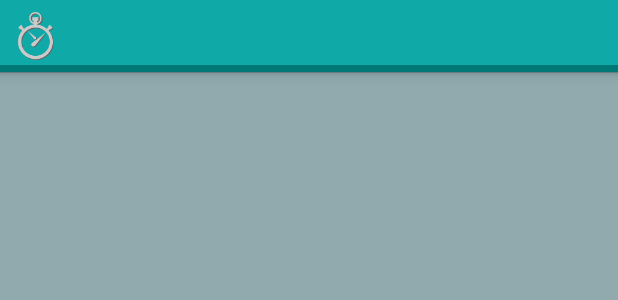
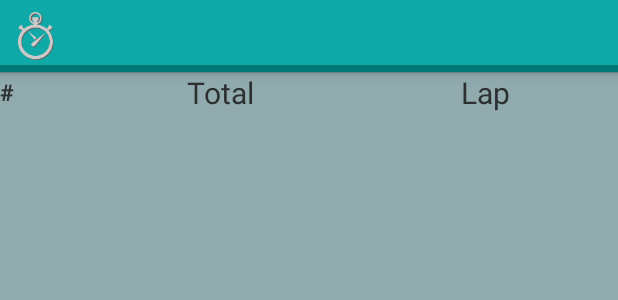
Before and after one commit to WaideShery/StopwatchTimer, an Android app: the layout fragment_laps.xml on its own in the app's theme, with its tools: preview values and no code run, on a phone screen of 412 x 824 dp. Shown: the top 300 px of the screen. Run offline under Robolectric (Android 15) with nearby library versions, the phone set to English and light mode, and no system bars.

Commit message:
Work on LapsFragment

```diff
--- a/app/src/main/java/com/neirx/stopwatchtimer/fragments/LapsFragment.java
+++ b/app/src/main/java/com/neirx/stopwatchtimer/fragments/LapsFragment.java
@@ -67,7 +67,7 @@ public class LapsFragment extends Fragment {
     }
 
     public void addLap(int stopwatchNum, int timeNum, int hours, int minutes, int seconds, int millis){
-        if(this.stopwatchNum != stopwatchNum) hours=minutes=seconds=millis=0;
+        if(this.stopwatchNum != stopwatchNum) this.hours=this.minutes=this.seconds=this.millis=0;
         Log.d(MainActivity.TAG, CLASS_NAME + hours+":"+minutes+":"+seconds+"."+millis);
         Lap lap = new Lap(stopwatchNum, timeNum,formatTime(hours, minutes, seconds, millis),
                 formatTimeDifference(((hours*60+minutes)*60+seconds)*1000+millis));
--- a/app/src/main/res/layout/fragment_laps.xml
+++ b/app/src/main/res/layout/fragment_laps.xml
@@ -3,12 +3,63 @@
     android:layout_width="match_parent"
     android:layout_height="match_parent">
 
+    <LinearLayout
+        android:id="@+id/tableHeader"
+        android:layout_alignParentTop="true"
+        android:orientation="horizontal"
+        android:layout_width="match_parent"
+        android:layout_height="wrap_content"
+        android:layout_marginBottom="10dp"
+        android:gravity="center">
+        <LinearLayout
+            android:orientation="horizontal"
+            android:layout_weight="1"
+            android:layout_width="0dp"
+            android:layout_height="wrap_content">
+            <TextView
+                android:layout_width="wrap_content"
+                android:layout_height="wrap_content"
+                android:text="@string/num_time"
+                android:textStyle="bold"
+                android:textColor="@color/hour_minute_text"
+                android:textSize="@dimen/millis_text_adapter"
+                android:id="@+id/tvLapAdapNum" />
+        </LinearLayout>
+        <LinearLayout
+            android:orientation="horizontal"
+            android:layout_weight="3"
+            android:gravity="center_horizontal"
+            android:layout_width="0dp"
+            android:layout_height="wrap_content">
+            <TextView
+                android:layout_width="wrap_content"
+                android:layout_height="wrap_content"
+                android:text="@string/total_time"
+                android:textColor="@color/hour_minute_text"
+                android:textSize="@dimen/time_text_adapter"
+                android:id="@+id/tvLapAdapTimeTotal" />
+        </LinearLayout>
+        <LinearLayout
+            android:orientation="horizontal"
+            android:layout_weight="3"
+            android:gravity="center_horizontal"
+            android:layout_width="0dp"
+            android:layout_height="wrap_content">
+            <TextView
+                android:layout_width="wrap_content"
+                android:layout_height="wrap_content"
+                android:text="@string/lap_time"
+                android:textColor="@color/hour_minute_text"
+                android:textSize="@dimen/time_text_adapter"
+                android:id="@+id/tvLapAdapTimeDiffer" />
+        </LinearLayout>
+    </LinearLayout>
 
     <ListView
+        android:layout_below="@id/tableHeader"
         android:layout_width="match_parent"
         android:layout_height="match_parent"
         android:id="@+id/lvLaps"
         android:divider="@color/grey_line"
-        android:dividerHeight="@dimen/listview_line"
-        android:layout_alignParentTop="true"/>
+        android:dividerHeight="@dimen/listview_line" />
 </RelativeLayout>
--- a/app/src/main/res/values/strings.xml
+++ b/app/src/main/res/values/strings.xml
@@ -11,6 +11,8 @@
     <string name="stop">Stop</string>
     <string name="reset">Reset</string>
     <string name="clear_laps">Clear laps</string>
+    <string name="total_time">Total</string>
+    <string name="lap_time">Lap</string>
     <string name="pref_screen">Экран</string>
     <string name="pref_control">Управление</string>
     <string name="pref_sound">Звуки</string>
@@ -49,5 +51,6 @@
         <item>system</item>
     </string-array>
     <string name="pref_screenOrientation_default">system</string>
+    <string name="num_time">#</string>
 
 </resources>
```
Also changed, not shown: app/src/main/java/com/neirx/stopwatchtimer/LapAdapter.java (+5 -3 lines), app/src/main/java/com/neirx/stopwatchtimer/fragments/StopwatchFragment.java (+10 -17 lines), app/src/main/res/layout/view_adapter_lap.xml (+39 -38 lines).
